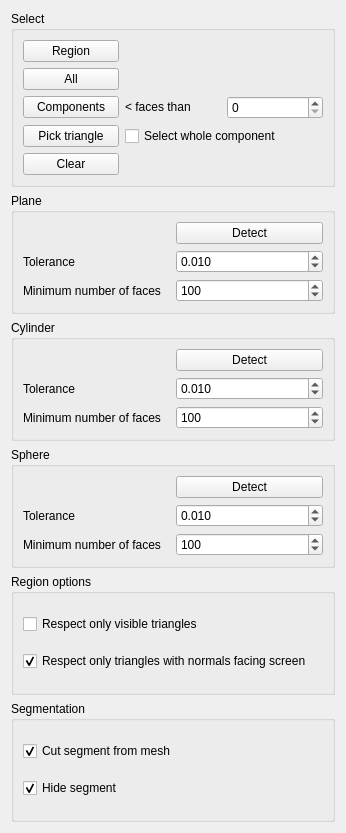
Above: src/Mod/ReverseEngineering/Gui/SegmentationManual.ui from southseact-3d/fcd before the change. Below: the same form after it.
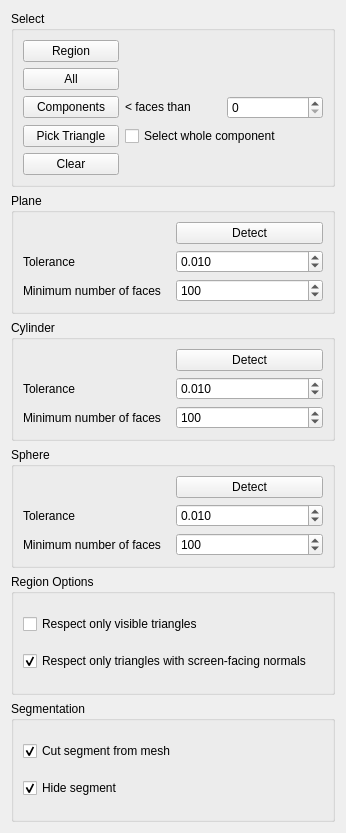
That is the form after the change.

```diff
--- a/src/Mod/ReverseEngineering/Gui/SegmentationManual.ui
+++ b/src/Mod/ReverseEngineering/Gui/SegmentationManual.ui
@@ -95,7 +95,7 @@
       <item row="3" column="0">
        <widget class="QPushButton" name="selectTriangle">
         <property name="text">
-         <string>Pick triangle</string>
+         <string>Pick Triangle</string>
         </property>
        </widget>
       </item>
@@ -278,7 +278,7 @@
    <item row="4" column="0">
     <widget class="QGroupBox" name="groupBox_3">
      <property name="title">
-      <string>Region options</string>
+      <string>Region Options</string>
      </property>
      <layout class="QGridLayout" name="gridLayoutReg">
       <item row="0" column="0">
@@ -294,7 +294,7 @@
       <item row="1" column="0">
        <widget class="QCheckBox" name="screenTriangles">
         <property name="text">
-         <string>Respect only triangles with normals facing screen</string>
+         <string>Respect only triangles with screen-facing normals</string>
         </property>
         <property name="checked">
          <bool>true</bool>
```
Left out of the diff: 2 changed lines with no effect on the pictures.
